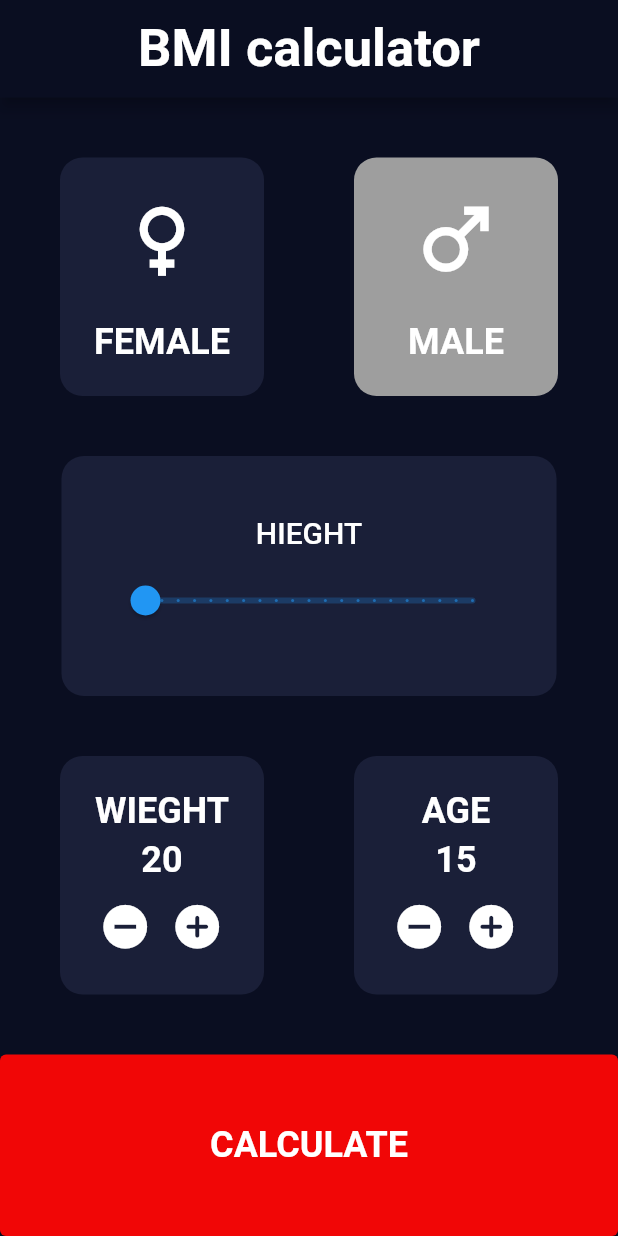
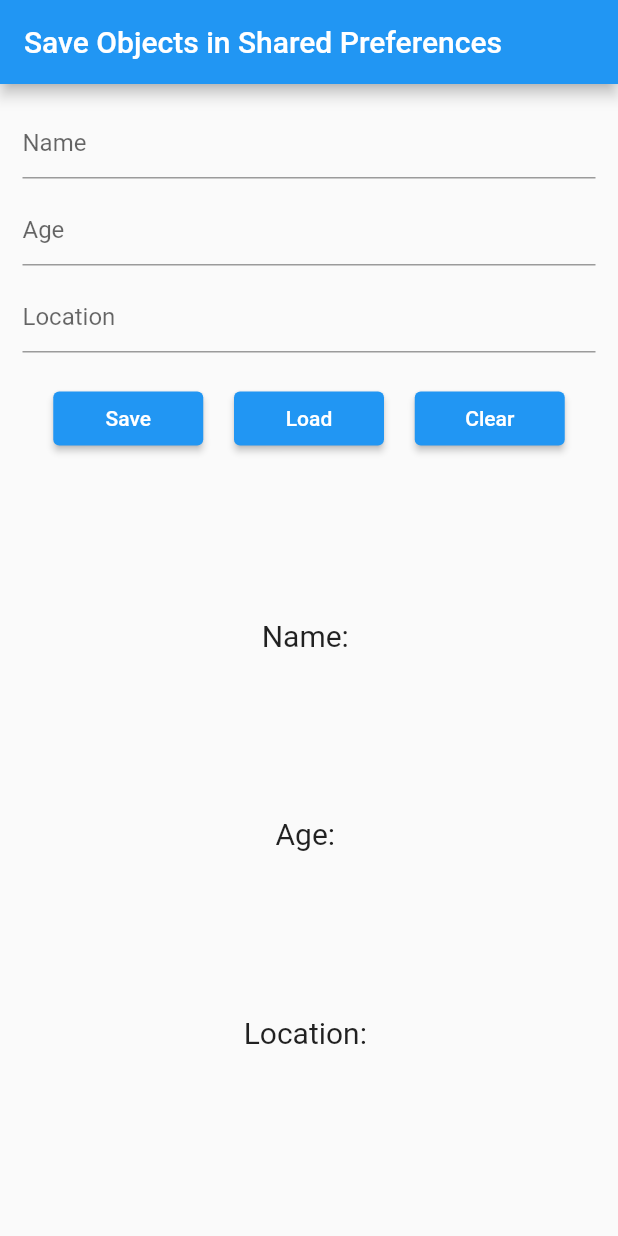
Before and after one commit to NourAyman644/BMI_Calculator, a Flutter app: the screen it shows after launch, on a phone screen of 412 x 824 dp. Run offline on Flutter 3.47's test engine with Material 2 defaults, Android fonts, the phone set to English and light mode, and no system bars; our stand-ins replace google_fonts, shared_preferences.

Commit message:
sharred_pref and snakbar

```diff
--- a/lib/App/App.dart
+++ b/lib/App/App.dart
@@ -1,4 +1,5 @@
-import 'package:bmi_calculator/feathers/auth/screens/BMI_Calculator.dart';
+// import 'package:bmi_calculator/feathers/auth/screens/BMI_Calculator.dart';
+import 'package:bmi_calculator/feathers/auth/screens/Save_In_Shared_Preference.dart';
 import 'package:flutter/cupertino.dart';
 import 'package:flutter/material.dart';
 
@@ -7,9 +8,9 @@ class MyApp extends StatelessWidget {
 
   @override
   Widget build(BuildContext context) {
-    return const MaterialApp(
+    return  MaterialApp(
       debugShowCheckedModeBanner: false,
-      home: BMI(),
+      home: SaveInSharedPreferences(),
     );
   }
 }
--- /dev/null
+++ b/lib/feathers/auth/screens/Save_In_Shared_Preference.dart
@@ -0,0 +1,140 @@
+import 'package:flutter/material.dart';
+import 'package:shared_preferences/shared_preferences.dart';
+
+class SaveInSharedPreferences extends StatefulWidget {
+  SaveInSharedPreferences({Key? key}) : super(key: key);
+
+  @override
+  _SaveInSharedPreferencesState createState() => _SaveInSharedPreferencesState();
+}
+
+class _SaveInSharedPreferencesState extends State<SaveInSharedPreferences> {
+
+  late String  gName='', gLocation='', gAge='';
+  TextEditingController name = new TextEditingController();
+  TextEditingController age = new TextEditingController();
+  TextEditingController location = new TextEditingController();
+  @override
+  Widget build(BuildContext context) {
+    return Scaffold(
+      appBar: AppBar(
+        title: const Text('Save Objects in Shared Preferences'),
+      ),
+      body: Padding(
+        padding: EdgeInsets.all(15.0),
+        child: Column(
+          children: [
+            TextField(
+              decoration: InputDecoration(hintText: 'Name'),
+              controller: name,
+            ),
+            const SizedBox(
+              height: 10,
+            ),
+            TextField(
+              decoration: InputDecoration(hintText: 'Age'),
+              controller: age,
+            ),
+            const SizedBox(
+              height: 10,
+            ),
+            TextField(
+              decoration: InputDecoration(hintText: 'Location'),
+              controller: location,
+            ),
+            const SizedBox(
+              height: 20,
+            ),
+            Row(
+              mainAxisAlignment: MainAxisAlignment.spaceEvenly,
+              children: [
+                SizedBox(
+                  width: 100,
+                  child: ElevatedButton(
+                    onPressed: () async {
+                      final prefs = await SharedPreferences.getInstance();
+                      await prefs.setString('N', name.text.toString());
+                      await prefs.setString('A', age.text.toString());
+                      await prefs.setString('L', location.text.toString());
+                      //****************************************************
+                      final snackBar = SnackBar(
+                        content: const Text('Saved..'),
+                        action: SnackBarAction(
+                          label: 'Undo',
+                          onPressed: () {
+                            // Some code to undo the change.
+                          },
+                        ),
+                      );
+
+                      // Find the ScaffoldMessenger in the widget tree
+                      // and use it to show a SnackBar.
+                      ScaffoldMessenger.of(context).showSnackBar(snackBar);
+
+                      print('Data saved');
+                    },
+                    child: const Text('Save'),
+                  ),
+                ),
+                SizedBox(
+                  width: 100,
+                  child: ElevatedButton(
+                    onPressed: () async {
+                      final prefs = await SharedPreferences.getInstance();
+                      setState(() {
+                        gName = prefs.getString('N')??'';
+                        gAge = prefs.getString('A')??'';
+                        gLocation = prefs.getString('L')??'';
+
+                      });
+                      //**************************************************
+                      final snakbar=SnackBar(content:  const Text('Data Loaded'),
+                        action:SnackBarAction(label: 'undo', onPressed: (){
+
+
+                        })
+
+
+                      );
+                      ScaffoldMessenger.of(context).showSnackBar(snakbar);
+                    },
+                    child: const Text('Load'),
+                  ),
+                ),
+                SizedBox(
+                  width: 100,
+                  child: ElevatedButton(
+                    onPressed: () async {
+                      final SharedPreferences prefs = await SharedPreferences.getInstance();
+                      await prefs.remove('N');
+                      await prefs.remove('L');
+                      await prefs.remove('A');
+                      setState(() {
+                        gName = '';
+                        gLocation = '';
+                        gAge = '';
+                      });
+                      final snakbar=SnackBar(content: const Text('Data Cleared'),
+                      action: SnackBarAction(label: 'undo', onPressed: (){}),
+
+                      );
+                      ScaffoldMessenger.of(context).showSnackBar(snakbar);
+                    },
+                    child: const Text('Clear'),
+                  ),
+                ),
+              ],
+            ),
+            const Spacer(),
+            Text('Name: $gName', style: TextStyle(fontSize: 20)),
+            const Spacer(),
+            Text('Age: $gAge', style: TextStyle(fontSize: 20)),
+            const Spacer(),
+            Text('Location: $gLocation', style: TextStyle(fontSize: 20)),
+            const Spacer(),
+          ],
+        ),
+      ),
+    );
+  }
+}
--- a/pubspec.yaml
+++ b/pubspec.yaml
@@ -37,6 +37,7 @@ dependencies:
   # Use with the CupertinoIcons class for iOS style icons.
   cupertino_icons: ^1.0.2
   google_fonts: ^4.0.4
+  shared_preferences: ^2.2.1
 
 dev_dependencies:
   flutter_test:
```
Also changed, not shown: pubspec.lock, 2 other files.
